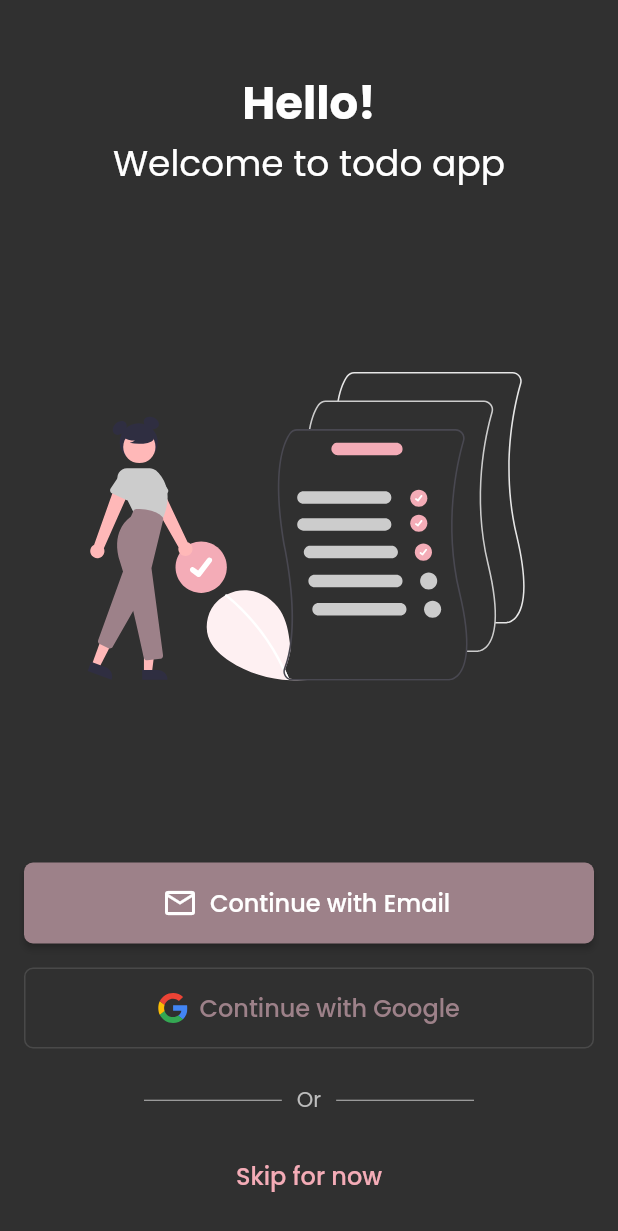
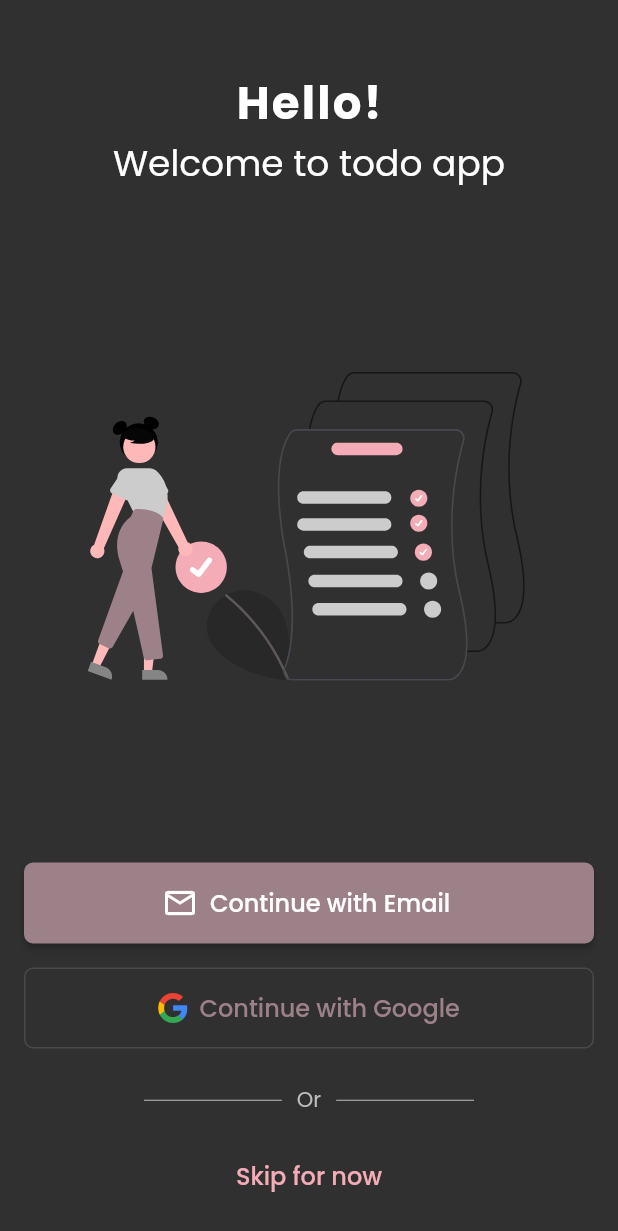
Before and after one commit to ReachPooja/todo, a Flutter app: the screen it shows after launch, on a phone screen of 412 x 824 dp. Shown: the top 1231 px of the screen. Run offline on Flutter 3.47's test engine with Material 2 defaults, Android fonts, the phone set to English and light mode, and no system bars; our stand-ins replace bloc, firebase_auth, flutter_bloc, flutter_svg, formz, get_it and 2 more; accounts and stored records are empty; generated files the repository leaves out were written again.

Commit message:
fix: landing darkmode

```diff
--- a/lib/src/auth/view/landing_view.dart
+++ b/lib/src/auth/view/landing_view.dart
@@ -7,6 +7,7 @@ class LandingView extends StatelessWidget {
 
   @override
   Widget build(BuildContext context) {
+    final isDarkMode = Theme.of(context).brightness == Brightness.dark;
     return SafeArea(
       child: Scaffold(
         body: Padding(
@@ -21,6 +22,7 @@ class LandingView extends StatelessWidget {
                 style: TextStyle(
                   fontWeight: FontWeight.bold,
                   fontSize: 30,
+                  letterSpacing: 1.5,
                 ),
               ),
               const Text(
@@ -31,7 +33,9 @@ class LandingView extends StatelessWidget {
               ),
               Expanded(
                 child: SvgPicture.asset(
-                  'assets/images/landing.svg',
+                  isDarkMode
+                      ? 'assets/images/landing_dark.svg'
+                      : 'assets/images/landing.svg',
                   height: MediaQuery.of(context).size.height / 4,
                 ),
               ),
```
Also changed, not shown: assets/images/landing_dark.svg (added).
